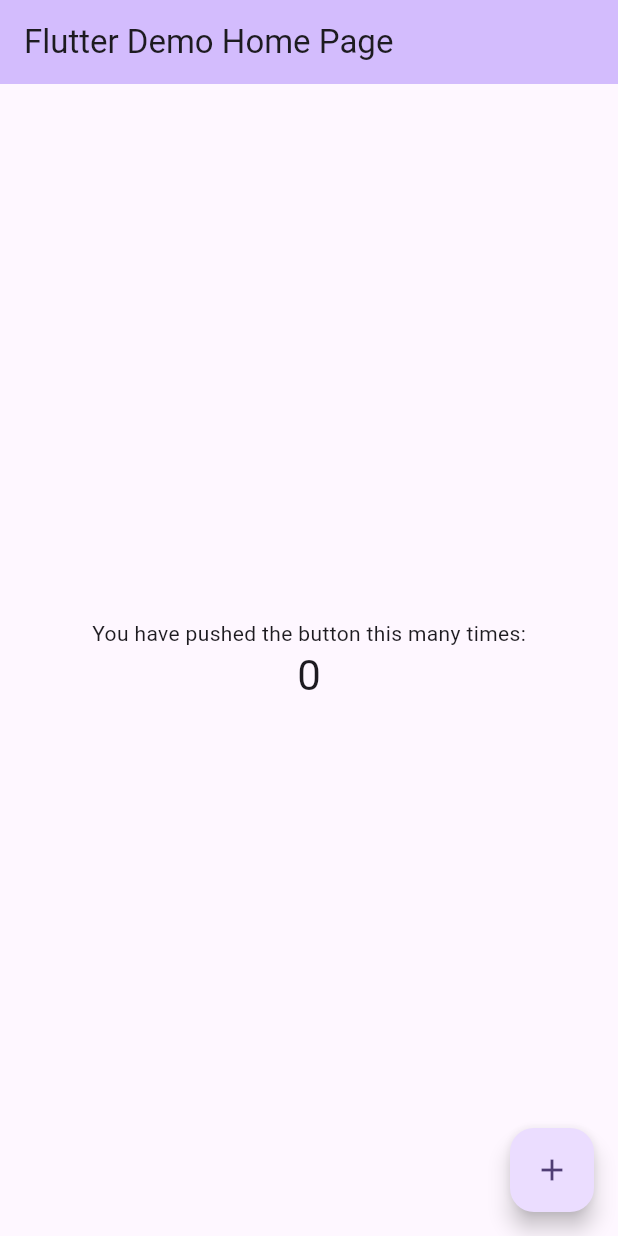
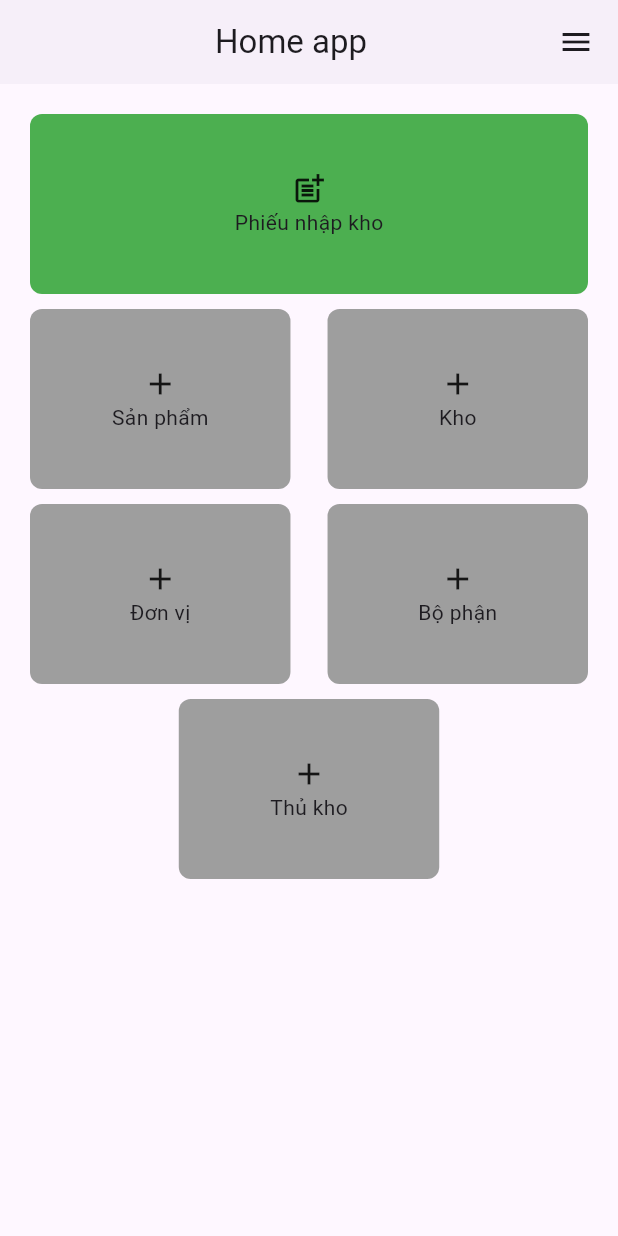
Before and after one commit to NgaKezzy/app_test, a Flutter app: the screen it shows after launch, on a phone screen of 412 x 824 dp. Run offline on Flutter 3.47's test engine with Material 3 defaults, Android fonts, the phone set to English and light mode, and no system bars; our stand-ins replace bloc, copy_with_extension, equatable, firebase_core, firebase_database, flutter_bloc and 1 more; accounts and stored records are empty.

Commit message:
làm phần thêm sản phẩm

```diff
--- /dev/null
+++ b/lib/cubit/product_state.dart
@@ -0,0 +1,16 @@
+import 'package:copy_with_extension/copy_with_extension.dart';
+import 'package:equatable/equatable.dart';
+import 'package:test_app/models/product.dart';
+
+
+part 'product_state.g.dart';
+
+enum ProductStatus { init, loading, success, error }
+@CopyWith()
+class ProductState extends Equatable {
+  const ProductState({this.products, this.status = ProductStatus.init});
+  final List<Product>? products;
+  final ProductStatus status;
+  @override
+  List<Object?> get props => [products, status];
+}
--- a/lib/main.dart
+++ b/lib/main.dart
@@ -1,5 +1,9 @@
 import 'package:firebase_core/firebase_core.dart';
 import 'package:flutter/material.dart';
+import 'package:flutter_bloc/flutter_bloc.dart';
+import 'package:test_app/cubit/product_cubit.dart';
+import 'package:test_app/pages/home_app.dart';
+import 'package:test_app/pages/products/product_screen.dart';
 
 Future<void> main() async {
   WidgetsFlutterBinding.ensureInitialized();
@@ -13,116 +17,15 @@ class MyApp extends StatelessWidget {
   // This widget is the root of your application.
   @override
   Widget build(BuildContext context) {
-    return MaterialApp(
-      title: 'Flutter Demo',
-      theme: ThemeData(
-        // This is the theme of your application.
-        //
-        // TRY THIS: Try running your application with "flutter run". You'll see
-        // the application has a purple toolbar. Then, without quitting the app,
-        // try changing the seedColor in the colorScheme below to Colors.green
-        // and then invoke "hot reload" (save your changes or press the "hot
-        // reload" button in a Flutter-supported IDE, or press "r" if you used
-        // the command line to start the app).
-        //
-        // Notice that the counter didn't reset back to zero; the application
-        // state is not lost during the reload. To reset the state, use hot
-        // restart instead.
-        //
-        // This works for code too, not just values: Most code changes can be
-        // tested with just a hot reload.
-        colorScheme: ColorScheme.fromSeed(seedColor: Colors.deepPurple),
-        useMaterial3: true,
-      ),
-      home: const MyHomePage(title: 'Flutter Demo Home Page'),
+    return BlocProvider(
+      create: (context) => ProductCubit(),
+      child: MaterialApp(
+          debugShowCheckedModeBanner: false,
+          theme: ThemeData(
+            colorScheme: ColorScheme.fromSeed(seedColor: Colors.deepPurple),
+            useMaterial3: true,
+          ),
+          home: const HomeApp()),
     );
   }
 }
-
-class MyHomePage extends StatefulWidget {
-  const MyHomePage({super.key, required this.title});
-
-  // This widget is the home page of your application. It is stateful, meaning
-  // that it has a State object (defined below) that contains fields that affect
-  // how it looks.
-
-  // This class is the configuration for the state. It holds the values (in this
-  // case the title) provided by the parent (in this case the App widget) and
-  // used by the build method of the State. Fields in a Widget subclass are
-  // always marked "final".
-
-  final String title;
-
-  @override
-  State<MyHomePage> createState() => _MyHomePageState();
-}
-
-class _MyHomePageState extends State<MyHomePage> {
-  int _counter = 0;
-
-  void _incrementCounter() {
-    setState(() {
-      // This call to setState tells the Flutter framework that something has
-      // changed in this State, which causes it to rerun the build method below
-      // so that the display can reflect the updated values. If we changed
-      // _counter without calling setState(), then the build method would not be
-      // called again, and so nothing would appear to happen.
-      _counter++;
-    });
-  }
-
-  @override
-  Widget build(BuildContext context) {
-    // This method is rerun every time setState is called, for instance as done
-    // by the _incrementCounter method above.
-    //
-    // The Flutter framework has been optimized to make rerunning build methods
-    // fast, so that you can just rebuild anything that needs updating rather
-    // than having to individually change instances of widgets.
-    return Scaffold(
-      appBar: AppBar(
-        // TRY THIS: Try changing the color here to a specific color (to
-        // Colors.amber, perhaps?) and trigger a hot reload to see the AppBar
-        // change color while the other colors stay the same.
-        backgroundColor: Theme.of(context).colorScheme.inversePrimary,
-        // Here we take the value from the MyHomePage object that was created by
-        // the App.build method, and use it to set our appbar title.
-        title: Text(widget.title),
-      ),
-      body: Center(
-        // Center is a layout widget. It takes a single child and positions it
-        // in the middle of the parent.
-        child: Column(
-          // Column is also a layout widget. It takes a list of children and
-          // arranges them vertically. By default, it sizes itself to fit its
-          // children horizontally, and tries to be as tall as its parent.
-          //
-          // Column has various properties to control how it sizes itself and
-          // how it positions its children. Here we use mainAxisAlignment to
-          // center the children vertically; the main axis here is the vertical
-          // axis because Columns are vertical (the cross axis would be
-          // horizontal).
-          //
-          // TRY THIS: Invoke "debug painting" (choose the "Toggle Debug Paint"
-          // action in the IDE, or press "p" in the console), to see the
-          // wireframe for each widget.
-          mainAxisAlignment: MainAxisAlignment.center,
-          children: <Widget>[
-            const Text(
-              'You have pushed the button this many times:',
-            ),
-            Text(
-              '$_counter',
-              style: Theme.of(context).textTheme.headlineMedium,
-            ),
-          ],
-        ),
-      ),
-      floatingActionButton: FloatingActionButton(
-        onPressed: _incrementCounter,
-        tooltip: 'Increment',
-        child: const Icon(Icons.add),
-      ), // This trailing comma makes auto-formatting nicer for build methods.
-    );
-  }
-}
--- /dev/null
+++ b/lib/models/product.dart
@@ -0,0 +1,17 @@
+import 'package:json_annotation/json_annotation.dart';
+
+part 'product.g.dart';
+
+@JsonSerializable()
+class Product {
+  final int id;
+  final String name;
+  final String unit;
+
+  Product({this.id = 0, this.name = ' ', this.unit = ''});
+
+  factory Product.fromJson(Map<String, dynamic> json) =>
+      _$ProductFromJson(json);
+
+  Map<String, dynamic> toJson() => _$ProductToJson(this);
+}
--- /dev/null
+++ b/lib/pages/home_app.dart
@@ -0,0 +1,104 @@
+import 'package:flutter/material.dart';
+import 'package:flutter_bloc/flutter_bloc.dart';
+import 'package:test_app/cubit/product_cubit.dart';
+import 'package:test_app/pages/products/product_screen.dart';
+import 'package:test_app/widgets/item_home_app.dart';
+
+class HomeApp extends StatefulWidget {
+  const HomeApp({super.key});
+
+  @override
+  State<HomeApp> createState() => _HomeAppState();
+}
+
+class _HomeAppState extends State<HomeApp> {
+  late ProductCubit productCubit;
+
+  @override
+  void initState() {
+    productCubit = context.read<ProductCubit>();
+    productCubit.getProducts();
+    super.initState();
+  }
+
+  @override
+  Widget build(BuildContext context) {
+    final double width = MediaQuery.of(context).size.width;
+    final double height = MediaQuery.of(context).size.height;
+
+    return Scaffold(
+      appBar: AppBar(
+        elevation: 1,
+        title: const Row(
+            mainAxisAlignment: MainAxisAlignment.spaceBetween,
+            children: [
+              SizedBox(),
+              Text(
+                'Home app',
+              ),
+              Icon(Icons.menu)
+            ]),
+      ),
+      body: Padding(
+        padding: const EdgeInsets.all(20),
+        child: SingleChildScrollView(
+          child: Column(
+            children: [
+              Container(
+                height: 120,
+                width: width,
+                decoration: BoxDecoration(
+                    color: Colors.green,
+                    borderRadius: BorderRadius.circular(8)),
+                child: const Column(
+                  mainAxisAlignment: MainAxisAlignment.center,
+                  children: [Icon(Icons.post_add), Text('Phiếu nhập kho')],
+                ),
+              ),
+              const SizedBox(
+                height: 10,
+              ),
+              Row(
+                mainAxisAlignment: MainAxisAlignment.spaceBetween,
+                children: [
+                  ItemHomeApp(
+                      callback: () {
+                        Navigator.push(
+                            context,
+                            MaterialPageRoute(
+                                builder: (context) => const ProductScreen()));
+                      },
+                      title: 'Sản phẩm'),
+                  ItemHomeApp(
+                    title: 'Kho',
+                  ),
+                ],
+              ),
+              const SizedBox(
+                height: 10,
+              ),
+              const Row(
+                mainAxisAlignment: MainAxisAlignment.spaceBetween,
+                children: [
+                  ItemHomeApp(title: 'Đơn vị'),
+                  ItemHomeApp(
+                    title: 'Bộ phận',
+                  ),
+                ],
+              ),
+              const SizedBox(
+                height: 10,
+              ),
+              const Row(
+                mainAxisAlignment: MainAxisAlignment.center,
+                children: [
+                  ItemHomeApp(title: 'Thủ kho'),
+                ],
+              ),
+            ],
+          ),
+        ),
+      ),
+    );
+  }
+}
--- /dev/null
+++ b/lib/widgets/item_home_app.dart
@@ -0,0 +1,35 @@
+import 'package:flutter/material.dart';
+
+class ItemHomeApp extends StatelessWidget {
+  const ItemHomeApp(
+      {super.key,
+      this.icon = Icons.add,
+      this.title = '',
+      this.color = Colors.grey,
+      this.callback});
+  final IconData icon;
+  final String title;
+  final Color color;
+  final VoidCallback? callback;
+
+  @override
+  Widget build(BuildContext context) {
+    final double width = MediaQuery.of(context).size.width;
+
+    return GestureDetector(
+      onTap: () {
+        callback?.call();
+      },
+      child: Container(
+        height: 120,
+        width: width * 0.47 - 20,
+        decoration:
+            BoxDecoration(borderRadius: BorderRadius.circular(8), color: color),
+        child: Column(
+          mainAxisAlignment: MainAxisAlignment.center,
+          children: [Icon(icon), Text(title)],
+        ),
+      ),
+    );
+  }
+}
```
Also changed, not shown: lib/cubit/product_cubit.dart (added, +66 -0 lines), lib/pages/products/add_product.dart (added, +84 -0 lines), lib/pages/products/product_screen.dart (added, +33 -0 lines), lib/widgets/custom_button.dart (added, +21 -0 lines), lib/widgets/custom_text_field.dart (added, +39 -0 lines), lib/widgets/header_app.dart (added, +28 -0 lines), pubspec.yaml (+9 -0 lines), lib/cubit/product_state.g.dart (added), lib/models/product.g.dart (added), pubspec.lock, 2 other files.
